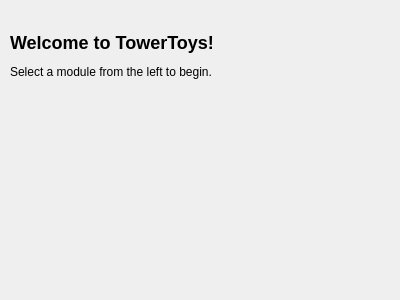
First picture: the form in src/ui/welcomewidget.ui, repository DoonMad/TowerToys, before the edit.
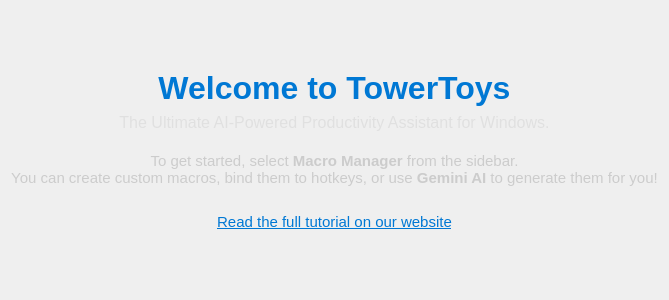
Second picture: the form after the edit.

Commit message: feat: added styles

The edit to the form file:
```diff
--- a/src/ui/welcomewidget.ui
+++ b/src/ui/welcomewidget.ui
@@ -13,19 +13,67 @@
   <property name="windowTitle">
    <string>Form</string>
   </property>
-  <widget class="QLabel" name="label">
-   <property name="geometry">
-    <rect>
-     <x>10</x>
-     <y>10</y>
-     <width>381</width>
-     <height>91</height>
-    </rect>
-   </property>
-   <property name="text">
-    <string>&lt;html&gt;&lt;head/&gt;&lt;body&gt;&lt;h2 style=&quot; margin-top:16px; margin-bottom:12px; margin-left:0px; margin-right:0px; -qt-block-indent:0; text-indent:0px;&quot;&gt;&lt;span style=&quot; font-size:x-large; font-weight:700;&quot;&gt;Welcome to TowerToys!&lt;/span&gt;&lt;/h2&gt;&lt;p&gt;Select a module from the left to begin.&lt;/p&gt;&lt;/body&gt;&lt;/html&gt;</string>
-   </property>
-  </widget>
+  <layout class="QVBoxLayout" name="verticalLayout">
+   <item>
+    <spacer name="topSpacer">
+     <property name="orientation">
+      <enum>Qt::Vertical</enum>
+     </property>
+     <property name="sizeHint" stdset="0">
+      <size>
+       <width>20</width>
+       <height>40</height>
+      </size>
+     </property>
+    </spacer>
+   </item>
+   <item>
+    <widget class="QLabel" name="titleLabel">
+     <property name="text">
+      <string>&lt;html&gt;&lt;head/&gt;&lt;body&gt;&lt;p align=&quot;center&quot;&gt;&lt;span style=&quot; font-size:24pt; font-weight:700; color:#0078d4;&quot;&gt;Welcome to TowerToys&lt;/span&gt;&lt;/p&gt;&lt;/body&gt;&lt;/html&gt;</string>
+     </property>
+     <property name="alignment">
+      <set>Qt::AlignCenter</set>
+     </property>
+    </widget>
+   </item>
+   <item>
+    <widget class="QLabel" name="descLabel">
+     <property name="text">
+      <string>&lt;html&gt;&lt;head/&gt;&lt;body&gt;&lt;p align=&quot;center&quot;&gt;&lt;span style=&quot; font-size:12pt; color:#e0e0e0;&quot;&gt;The Ultimate AI-Powered Productivity Assistant for Windows.&lt;/span&gt;&lt;/p&gt;&lt;/body&gt;&lt;/html&gt;</string>
+     </property>
+     <property name="alignment">
+      <set>Qt::AlignCenter</set>
+     </property>
+    </widget>
+   </item>
+   <item>
+    <widget class="QLabel" name="tutorialLabel">
+     <property name="text">
+      <string>&lt;html&gt;&lt;head/&gt;&lt;body&gt;&lt;p align=&quot;center&quot;&gt;&lt;br/&gt;&lt;span style=&quot; font-size:11pt; color:#cccccc;&quot;&gt;To get started, select &lt;b&gt;Macro Manager&lt;/b&gt; from the sidebar.&lt;br/&gt;You can create custom macros, bind them to hotkeys, or use &lt;b&gt;Gemini AI&lt;/b&gt; to generate them for you!&lt;/span&gt;&lt;/p&gt;&lt;p align=&quot;center&quot;&gt;&lt;br/&gt;&lt;a href=&quot;https://towertoys.vercel.app/&quot;&gt;&lt;span style=&quot; font-size:11pt; text-decoration: underline; color:#0078d4;&quot;&gt;Read the full tutorial on our website&lt;/span&gt;&lt;/a&gt;&lt;/p&gt;&lt;/body&gt;&lt;/html&gt;</string>
+     </property>
+     <property name="alignment">
+      <set>Qt::AlignCenter</set>
+     </property>
+     <property name="openExternalLinks">
+      <bool>true</bool>
+     </property>
+    </widget>
+   </item>
+   <item>
+    <spacer name="bottomSpacer">
+     <property name="orientation">
+      <enum>Qt::Vertical</enum>
+     </property>
+     <property name="sizeHint" stdset="0">
+      <size>
+       <width>20</width>
+       <height>40</height>
+      </size>
+     </property>
+    </spacer>
+   </item>
+  </layout>
  </widget>
  <resources/>
  <connections/>
```
The commit also changes 12 other files.
